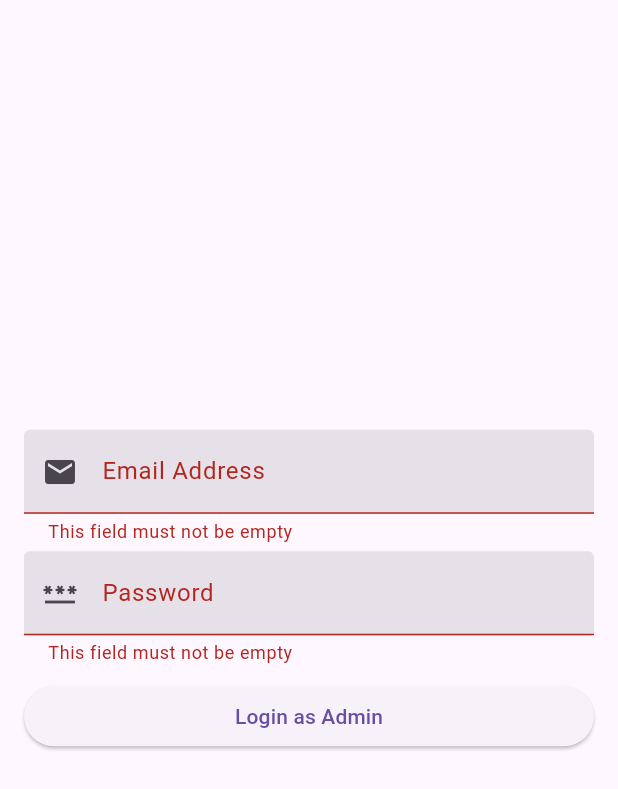
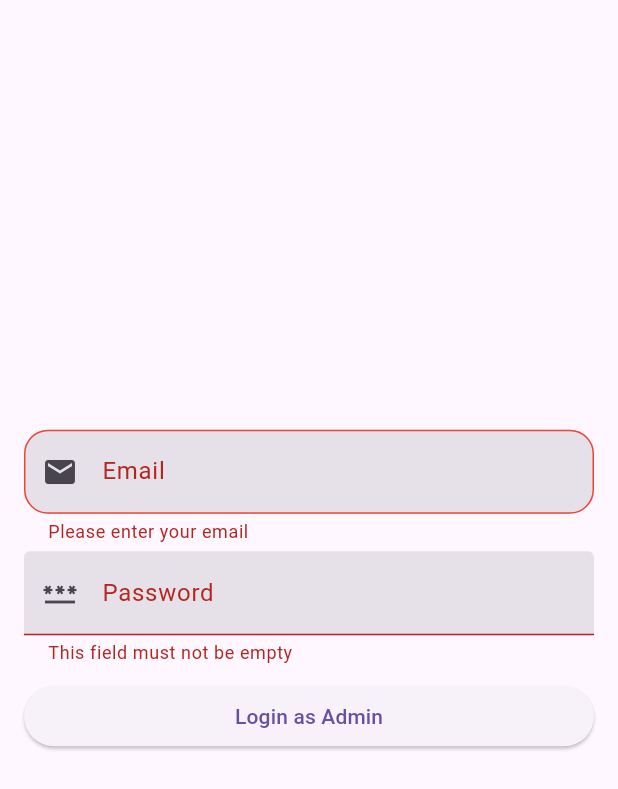
Before and after one commit to muradhossin/ecommerce_admin, a Flutter app: the screen it shows after launch, after a tap on "Login as Admin", on a phone screen of 412 x 824 dp. Shown: the top 789 px of the screen. Run offline on Flutter 3.47's test engine with Material 3 defaults, Android fonts, the phone set to English and light mode, and no system bars; our stand-ins replace cached_network_image, cloud_firestore, connectivity_plus, firebase_auth, firebase_core, firebase_storage and 2 more; accounts and stored records are empty.

Commit message:
context, style extension and dimensions added

```diff
--- a/lib/core/constants/app_constants.dart
+++ b/lib/core/constants/app_constants.dart
@@ -2,4 +2,5 @@ class AppConstants {
   static const String appName = "ecommerce_admin";
   static const String appVersion = "1.0.0";
 
+  static const String fontFamily = "Poppins";
 }
--- /dev/null
+++ b/lib/core/constants/dimensions.dart
@@ -0,0 +1,48 @@
+class Dimensions {
+
+  static const double paddingExtraSmall = 4.0;
+  static const double paddingSmall = 8.0;
+  static const double paddingMedium = 16.0;
+  static const double paddingLarge = 24.0;
+  static const double paddingExtraLarge = 32.0;
+
+  static const double marginExtraSmall = 4.0;
+  static const double marginSmall = 8.0;
+  static const double marginMedium = 16.0;
+  static const double marginLarge = 24.0;
+  static const double marginExtraLarge = 32.0;
+
+  static const double radiusExtraSmall = 4.0;
+  static const double radiusSmall = 8.0;
+  static const double radiusMedium = 16.0;
+  static const double radiusLarge = 24.0;
+  static const double radiusExtraLarge = 32.0;
+
+  static const double iconSizeExtraSmall = 12.0;
+  static const double iconSizeSmall = 16.0;
+  static const double iconSizeMedium = 24.0;
+  static const double iconSizeLarge = 32.0;
+
+  static const double fontSizeExtraSmall = 12.0;
+  static const double fontSizeSmall = 16.0;
+  static const double fontSizeMedium = 24.0;
+  static const double fontSizeLarge = 32.0;
+
+  static const double elevationExtraSmall = 4.0;
+  static const double elevationSmall = 8.0;
+  static const double elevationMedium = 16.0;
+
+  static const double widthExtraSmall = 4.0;
+  static const double widthSmall = 8.0;
+  static const double widthMedium = 16.0;
+  static const double widthLarge = 24.0;
+  static const double widthExtraLarge = 32.0;
+
+  static const double heightExtraSmall = 4.0;
+  static const double heightSmall = 8.0;
+  static const double heightMedium = 16.0;
+  static const double heightLarge = 24.0;
+  static const double heightExtraLarge = 32.0;
+
+
+}
--- a/lib/main.dart
+++ b/lib/main.dart
@@ -1,3 +1,5 @@
+import 'package:ecommerce_admin/core/themes/dark_theme.dart';
+import 'package:ecommerce_admin/core/themes/light_theme.dart';
 import 'package:ecommerce_admin/view/auth/login_page.dart';
 import 'package:ecommerce_admin/view/category/provider/category_provider.dart';
 import 'package:ecommerce_admin/view/product/add_product_page.dart';
--- a/lib/view/auth/login_page.dart
+++ b/lib/view/auth/login_page.dart
@@ -1,3 +1,5 @@
+import 'package:ecommerce_admin/core/constants/dimensions.dart';
+import 'package:ecommerce_admin/core/extensions/context.dart';
 import 'package:ecommerce_admin/view/auth/services/auth_service.dart';
 import 'package:ecommerce_admin/view/dashboard/launcher_page.dart';
 import 'package:firebase_auth/firebase_auth.dart';
@@ -17,11 +19,15 @@ class _LoginPageState extends State<LoginPage> {
   String _errMsg = '';
   final _emailController = TextEditingController();
   final _passwordController = TextEditingController();
+  final FocusNode _emailFocusNode = FocusNode();
+  final FocusNode _passwordFocusNode = FocusNode();
 
   @override
   void dispose() {
     _emailController.dispose();
     _passwordController.dispose();
+    _emailFocusNode.dispose();
+    _passwordFocusNode.dispose();
     super.dispose();
   }
 
@@ -36,16 +42,37 @@ class _LoginPageState extends State<LoginPage> {
           shrinkWrap: true,
           children: [
             TextFormField(
+              onFieldSubmitted: (value) {
+                _passwordFocusNode.requestFocus();
+              },
+              autofillHints: const [AutofillHints.email],
+              enableSuggestions: true,
               controller: _emailController,
+              focusNode: _emailFocusNode,
               keyboardType: TextInputType.emailAddress,
               decoration: InputDecoration(
-                labelText: 'Email Address',
-                prefixIcon: Icon(Icons.email),
+                enabledBorder: OutlineInputBorder(
+                  borderRadius: const BorderRadius.all(Radius.circular(Dimensions.radiusMedium)),
+                  borderSide: BorderSide(color: context.theme.primaryColor.withOpacity(.2)),
+                ),
+                focusedBorder: OutlineInputBorder(
+                  borderRadius: const BorderRadius.all(Radius.circular(Dimensions.radiusMedium)),
+                  borderSide: BorderSide(color: context.theme.primaryColor),
+                ),
+                errorBorder: const OutlineInputBorder(
+                  borderRadius: BorderRadius.all(Radius.circular(Dimensions.radiusMedium)),
+                  borderSide: BorderSide(color: Colors.red),
+                ),
+                border: const OutlineInputBorder(
+                  borderRadius: BorderRadius.all(Radius.circular(Dimensions.radiusMedium)),
+                ),
+                labelText: 'Email',
+                prefixIcon: const Icon(Icons.email),
                 filled: true,
               ),
-              validator: (value){
-                if(value == null || value.isEmpty){
-                  return 'This field must not be empty';
+              validator: (value) {
+                if (value == null || value.isEmpty) {
+                  return 'Please enter your email';
                 }
                 return null;
               },
```
Also changed, not shown: lib/core/extensions/context.dart (added, +21 -0 lines), lib/core/extensions/style.dart (added, +38 -0 lines).
